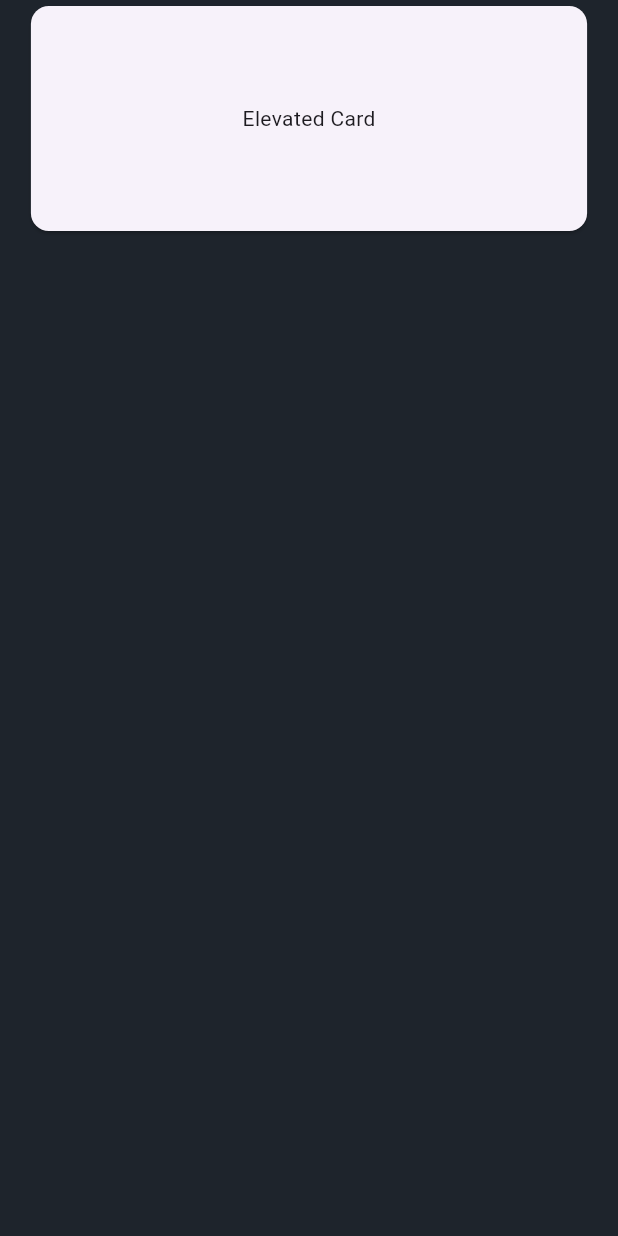
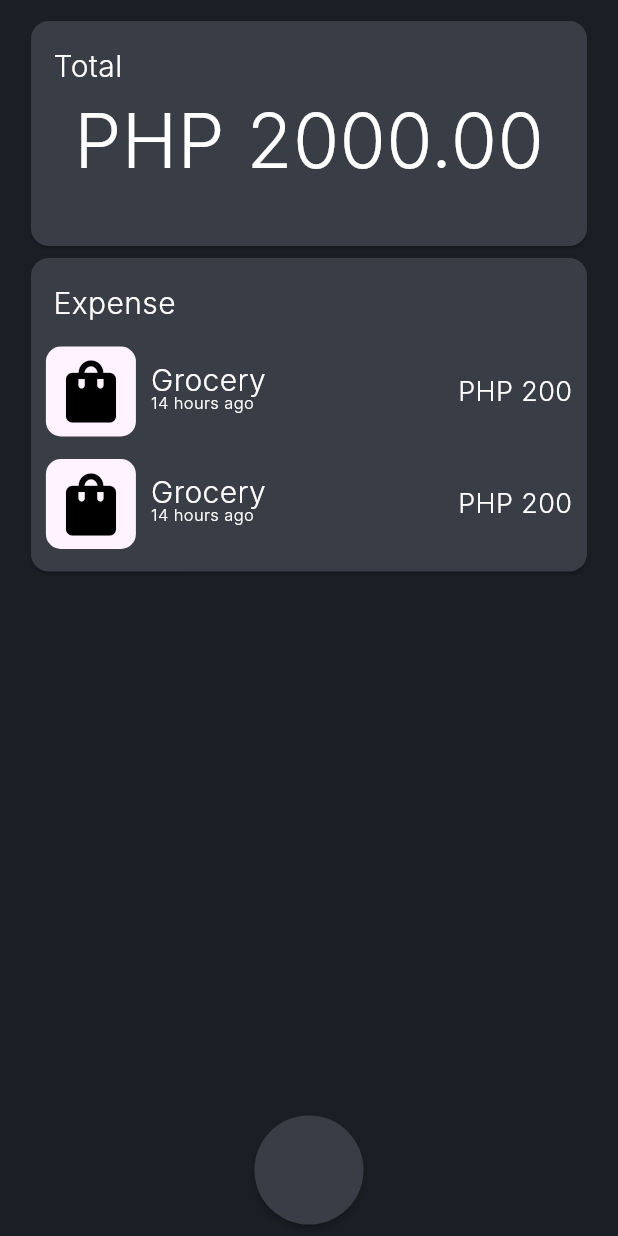
Before and after one commit to IvanEnclonar/ant, a Flutter app: the screen it shows after launch, on a phone screen of 412 x 824 dp. Run offline on Flutter 3.47's test engine with Material 3 defaults, Android fonts, the phone set to English and light mode, and no system bars; Roboto replaces fonts that are missing (Inter).

Commit message:
Add Expense component and Total widget

```diff
--- /dev/null
+++ b/lib/components/expense.dart
@@ -0,0 +1,71 @@
+import 'package:flutter/material.dart';
+
+class Expense extends StatelessWidget {
+  const Expense({Key? key}) : super(key: key);
+
+  @override
+  Widget build(BuildContext context) {
+    return Container(
+      margin: const EdgeInsets.only(top: 15.0),
+      child: Row(
+        children: [
+          Container(
+            height: 60,
+            width: 60,
+            margin: const EdgeInsets.only(left: 10.0),
+            decoration: const BoxDecoration(
+              color: Color.fromRGBO(255, 243, 255, 1),
+              borderRadius: BorderRadius.all(Radius.circular(10.0)),
+            ),
+            child: const Icon(
+              Icons.shopping_bag,
+              color: Colors.black,
+              size: 50.0,
+            ),
+          ),
+          Container(
+              child: Column(
+                crossAxisAlignment: CrossAxisAlignment.start,
+                children: [
+                  const Text(
+                    'Grocery',
+                    style: TextStyle(
+                      fontSize: 20,
+                      color: Colors.white,
+                      fontFamily: 'Inter',
+                      fontWeight: FontWeight.w300,
+                    ),
+                  ),
+                  Transform.translate(
+                    offset: const Offset(0, -7),
+                    child: const Text(
+                      '14 hours ago',
+                      style: TextStyle(
+                        fontSize: 11,
+                        color: Colors.white,
+                        fontFamily: 'Inter',
+                        fontWeight: FontWeight.w300,
+                      ),
+                    ),
+                  ),
+                ],
+              ),
+              margin: const EdgeInsets.only(left: 10.0)),
+          const Spacer(),
+          Container(
+            margin: const EdgeInsets.only(right: 10.0),
+            child: const Text(
+              'PHP 200',
+              style: TextStyle(
+                fontSize: 18,
+                color: Colors.white,
+                fontFamily: 'Inter',
+                fontWeight: FontWeight.w300,
+              ),
+            ),
+          ),
+        ],
+      ),
+    );
+  }
+}
--- a/lib/main.dart
+++ b/lib/main.dart
@@ -11,6 +11,7 @@ class MyApp extends StatelessWidget {
   @override
   Widget build(BuildContext context) {
     return const MaterialApp(
+      debugShowCheckedModeBanner: false,
       home: HomePage(),
     );
   }
--- a/lib/pages/homepage.dart
+++ b/lib/pages/homepage.dart
@@ -1,5 +1,6 @@
 import 'package:flutter/material.dart';
 import '../widgets/expense_list.dart';
+import '../widgets/total.dart';
 
 class HomePage extends StatefulWidget {
   const HomePage({Key? key}) : super(key: key);
@@ -12,12 +13,26 @@ class _HomePageState extends State<HomePage> {
   @override
   Widget build(BuildContext context) {
     return Scaffold(
-      backgroundColor: const Color.fromRGBO(30, 36, 44, 1),
-      body: ListView(
-        children: <Widget>[
-          ExpenseList(),
-        ],
+      backgroundColor: Color.fromARGB(255, 26, 31, 37),
+      body: Container(
+        margin: EdgeInsets.only(top: 10.0),
+        child: ListView(
+          children: [
+            Total(),
+            ExpenseList(),
+          ],
+        ),
       ),
+      floatingActionButton: Transform.scale(
+        scale: 1.3,
+        child: FloatingActionButton(
+          onPressed: () {},
+          backgroundColor: const Color.fromRGBO(57, 62, 70, 1),
+          shape: CircleBorder(),
+          elevation: 2,
+        ),
+      ),
+      floatingActionButtonLocation: FloatingActionButtonLocation.centerFloat,
     );
   }
 }
--- a/lib/widgets/expense_list.dart
+++ b/lib/widgets/expense_list.dart
@@ -1,4 +1,5 @@
 import 'package:flutter/material.dart';
+import '../components/expense.dart';
 
 class ExpenseList extends StatelessWidget {
   const ExpenseList({super.key});
@@ -9,10 +10,31 @@ class ExpenseList extends StatelessWidget {
 
     return Center(
       child: Card(
+        color: const Color.fromRGBO(57, 62, 70, 1),
         child: SizedBox(
           width: screenWidth * 0.90,
-          height: 150,
-          child: Center(child: Text('Elevated Card')),
+          child: Padding(
+            padding: EdgeInsets.only(top: 15.0, bottom: 15.0),
+            child: Column(
+              crossAxisAlignment: CrossAxisAlignment.start,
+              children: [
+                Container(
+                  margin: const EdgeInsets.only(left: 15.0),
+                  child: Text(
+                    'Expense',
+                    style: TextStyle(
+                      fontSize: 20,
+                      color: Colors.white,
+                      fontFamily: 'Inter',
+                      fontWeight: FontWeight.w300,
+                    ),
+                  ),
+                ),
+                Expense(),
+                Expense(),
+              ],
+            ),
+          ),
         ),
       ),
     );
--- /dev/null
+++ b/lib/widgets/total.dart
@@ -0,0 +1,42 @@
+import 'package:flutter/material.dart';
+
+class Total extends StatelessWidget {
+  const Total({super.key});
+
+  @override
+  Widget build(BuildContext context) {
+    double screenWidth = MediaQuery.of(context).size.width;
+
+    return Center(
+      child: Card(
+        color: const Color.fromRGBO(57, 62, 70, 1),
+        child: SizedBox(
+          width: screenWidth * 0.90,
+          height: 150,
+          child: Padding(
+            padding: const EdgeInsets.all(15.0),
+            child: Column(
+              crossAxisAlignment: CrossAxisAlignment.start,
+              children: [
+                Text('Total',
+                    style: TextStyle(
+                        fontSize: 20,
+                        color: Colors.white,
+                        fontFamily: 'Inter',
+                        fontWeight: FontWeight.w300)),
+                Center(
+                  child: Text('PHP 2000.00',
+                      style: TextStyle(
+                          fontSize: 50,
+                          color: Colors.white,
+                          fontFamily: 'Inter',
+                          fontWeight: FontWeight.w300)),
+                ),
+              ],
+            ),
+          ),
+        ),
+      ),
+    );
+  }
+}
```
